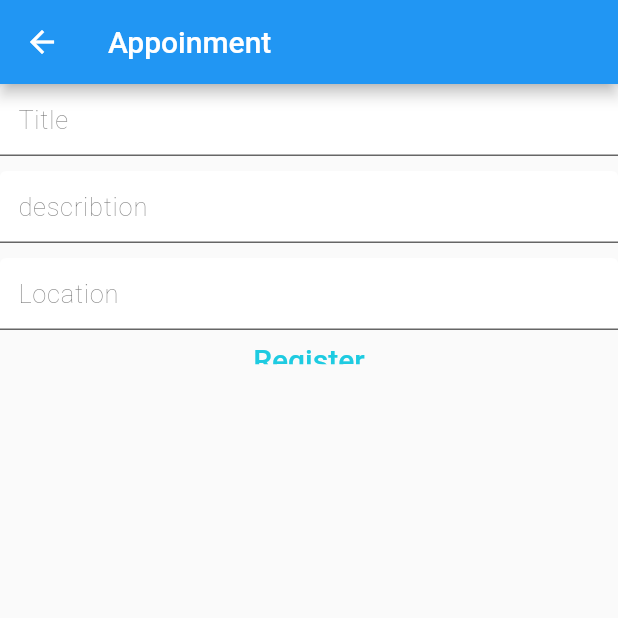
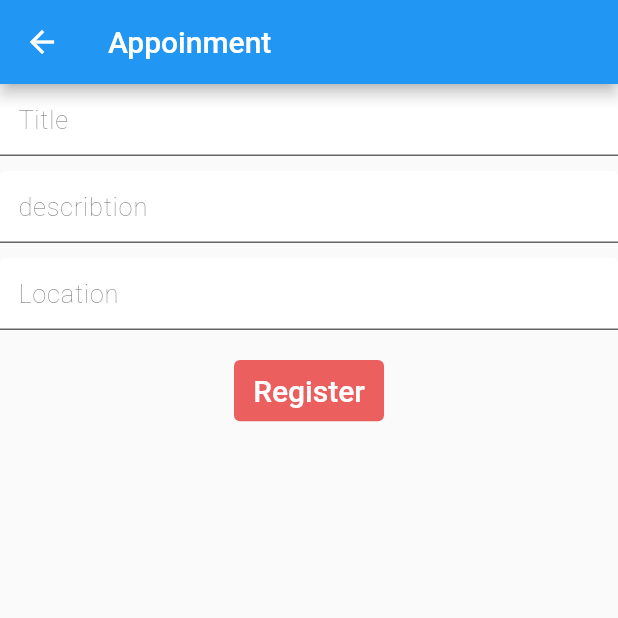
Before and after one commit to Rishi-k-s/healthtastic, a Flutter app: the CreateAppoin screen opened directly, on a phone screen of 412 x 824 dp, the top half of it. Run offline on Flutter 3.47's test engine with Material 2 defaults, Android fonts, the phone set to English and light mode, and no system bars; our stand-ins replace cloud_firestore, firebase_auth, firebase_core, googleapis_auth; missing offline and left inert: dart:html, googleapis; accounts and stored records are empty; statements that could not run were skipped.

Commit message:
android config1

```diff
--- a/lib/main_UI/createP2P.dart
+++ b/lib/main_UI/createP2P.dart
@@ -137,13 +137,16 @@ class _CreateAppoinState extends State<CreateAppoin> {
                   filled: true,
                 ),
               ),
+              SizedBox(
+                height: 20,
+              ),
               Container(
-                  height: 30.9,
+                  height: 40.9,
                   width: 100.0,
                   child: TextButton(
                     style: ButtonStyle(
-                      // backgroundColor: MaterialStateProperty.all<Color>(Color(0xffEC5F5F)),
-                      foregroundColor: MaterialStateProperty.all<Color>(Color(0xff1ecbe1)),
+                      backgroundColor: MaterialStateProperty.all<Color>(Color(0xffEC5F5F)),
+                      foregroundColor: MaterialStateProperty.all<Color>(Color(0xffffffff)),
                     ),
                     onPressed: () async {
                       if (_formKey.currentState!.validate()) {
```
